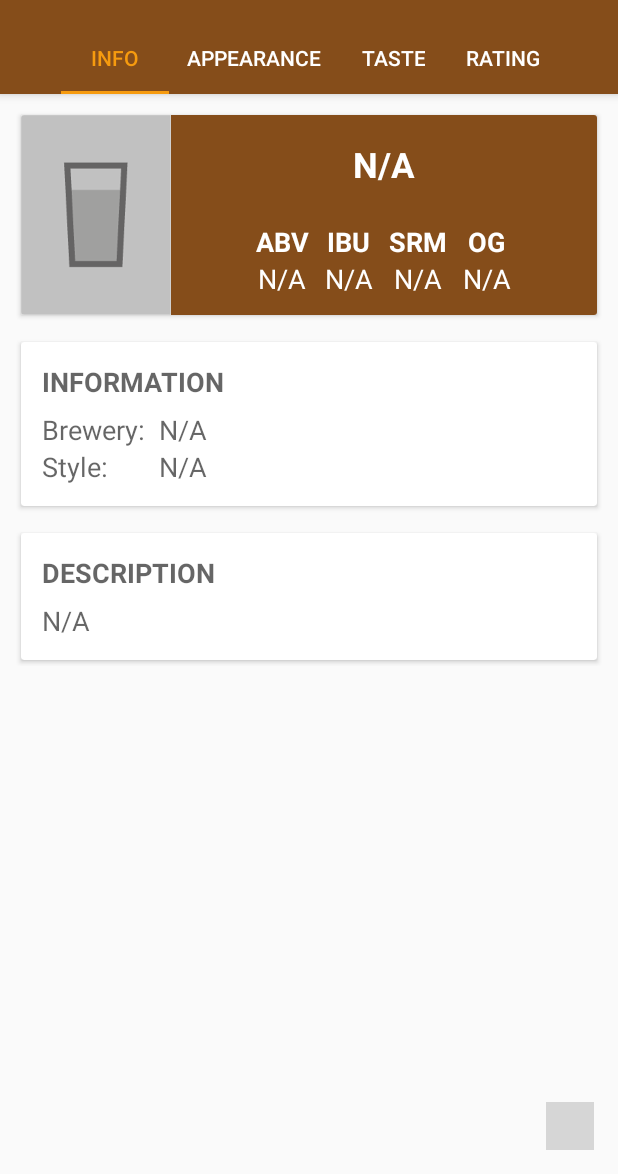
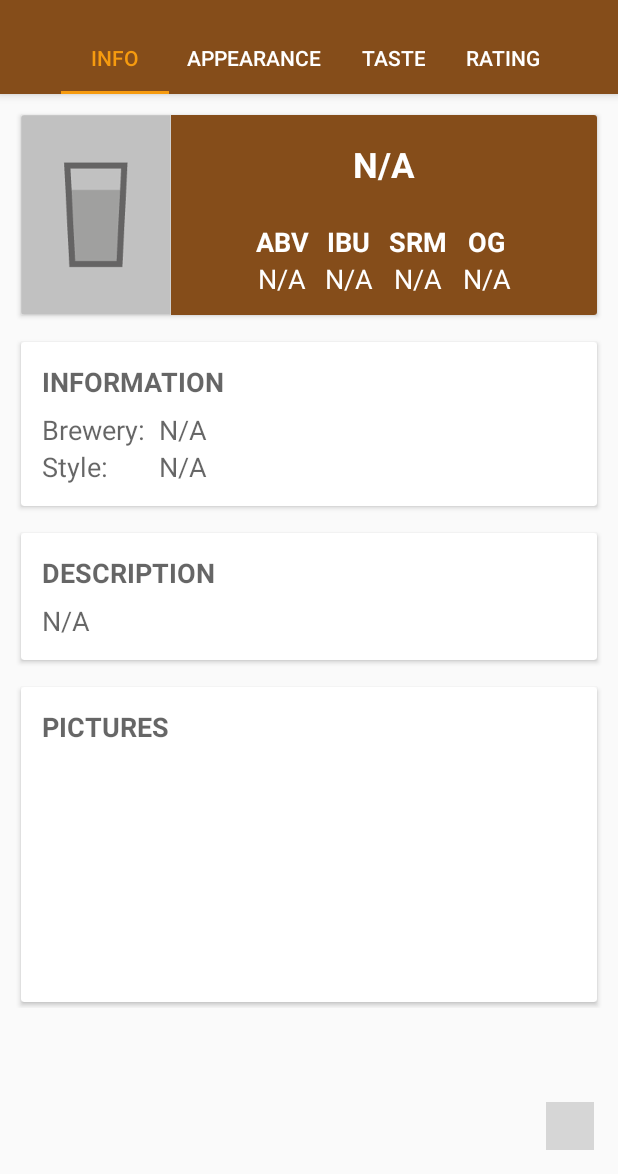
Before and after one commit to DieterHolvoet/beerguide, an Android app: the NewBeerActivity screen opened directly, with no data from a screen before it, on a phone screen of 412 x 824 dp, the part 62-1236 px from its top. Run offline under Robolectric (Android 15) with nearby library versions, the phone set to English and light mode, and no system bars; our stand-ins replace Picasso; libraries missing offline, so code that uses them is left out: com.activeandroid, com.activeandroid.annotation, com.activeandroid.query, com.getbase.floatingactionbutton; plain views replace FloatingActionsMenu; pictures from the network do not load; 15 statements that could not run were skipped; grey boxes are pictures that could not be loaded.

Commit message:
Camera photos are saved on the sd card, kept track of in the database, thumbnails are shown in the info fragment and pictures are opened in the default viewer on click on the thumbnail.

```diff
--- a/app/src/main/java/be/dieterholvoet/beerguide/fragments/NewBeerInfoFragment.java
+++ b/app/src/main/java/be/dieterholvoet/beerguide/fragments/NewBeerInfoFragment.java
@@ -3,10 +3,11 @@ package be.dieterholvoet.beerguide.fragments;
 import android.content.Context;
 import android.content.Intent;
 import android.content.pm.PackageManager;
+import android.graphics.Bitmap;
 import android.os.Bundle;
-import android.os.Environment;
-import android.provider.MediaStore;
 import android.support.v4.app.Fragment;
+import android.support.v7.widget.LinearLayoutManager;
+import android.support.v7.widget.RecyclerView;
 import android.util.Log;
 import android.view.LayoutInflater;
 import android.view.View;
@@ -15,21 +16,22 @@ import android.widget.ImageView;
 import android.widget.TextView;
 import android.widget.Toast;
 
+import com.activeandroid.query.Select;
 import com.getbase.floatingactionbutton.FloatingActionsMenu;
 import com.getbase.floatingactionbutton.FloatingActionButton;
 import com.squareup.otto.Subscribe;
 import com.squareup.picasso.Picasso;
 
-import java.io.File;
-import java.io.IOException;
-import java.text.SimpleDateFormat;
-import java.util.Date;
+import java.util.ArrayList;
+import java.util.List;
 
 import be.dieterholvoet.beerguide.NewBeerActivity;
 import be.dieterholvoet.beerguide.R;
+import be.dieterholvoet.beerguide.adapters.BeerPictureAdapter;
 import be.dieterholvoet.beerguide.bus.BeerLookupTaskEvent;
 import be.dieterholvoet.beerguide.bus.EndPointAvailableEvent;
 import be.dieterholvoet.beerguide.bus.EventBus;
+import be.dieterholvoet.beerguide.db.BeerDAO;
 import be.dieterholvoet.beerguide.helper.Helper;
 import be.dieterholvoet.beerguide.helper.ImageStore;
 import be.dieterholvoet.beerguide.model.Beer;
@@ -40,16 +42,16 @@ import be.dieterholvoet.beerguide.tasks.BeerLookupTask;
 /**
  * Created by Dieter on 26/12/2015.
  */
+
 public class NewBeerInfoFragment extends Fragment {
     NewBeerActivity activity;
     PackageManager pm;
     View view;
+    Beer beer;
 
     FloatingActionsMenu menuMultipleActions;
     FloatingActionButton cameraFAB;
     FloatingActionButton galleryFAB;
-
-    Beer beer;
 
     TextView name;
     TextView abv;
@@ -61,6 +63,7 @@ public class NewBeerInfoFragment extends Fragment {
     TextView description;
 
     ImageView img;
+    RecyclerView recycler;
 
     @Override
     public void onCreate(Bundle savedInstanceState) {
@@ -70,10 +73,10 @@ public class NewBeerInfoFragment extends Fragment {
 
     @Override
     public View onCreateView(LayoutInflater inflater, ViewGroup container, Bundle savedInstanceState) {
+        this.view = inflater.inflate(R.layout.fragment_new_beer_info, null);
         this.activity = (NewBeerActivity) getActivity();
         this.pm = getContext().getPackageManager();
         this.beer = activity.getBeer();
-        this.view = inflater.inflate(R.layout.fragment_new_beer_info, null);
 
         this.name = (TextView) view.findViewById(R.id.beer_info_name);
         this.abv = (TextView) view.findViewById(R.id.beer_info_abv_value);
@@ -87,6 +90,7 @@ public class NewBeerInfoFragment extends Fragment {
         this.img = (ImageView) view.findViewById(R.id.beer_info_img);
 
         initializeFAB();
+        initializeRecyclerView();
         loadText();
 
         switch(getResources().getConfiguration().orientation) {
@@ -99,7 +103,7 @@ public class NewBeerInfoFragment extends Fragment {
                 break;
         }
 
-        return view;
+        return this.view;
     }
 
     @Override
@@ -187,12 +191,11 @@ public class NewBeerInfoFragment extends Fragment {
             this.cameraFAB.setOnClickListener(new View.OnClickListener() {
                 @Override
                 public void onClick(View v) {
-                    Toast.makeText(getContext(), "Camera FAB", Toast.LENGTH_SHORT).show();
-
-                    if(Helper.isExternalStoragePresent()) {
-                        ImageStore image = new ImageStore(getActivity());
-                        image.dispatchTakePictureIntent();
-                        image.addToGallery();
+                    if (Helper.isExternalStoragePresent()) {
+                        ImageStore image = new ImageStore();
+                        beer.addPicture(image.dispatchTakePictureIntent(activity), getActivity());
+                        activity.setBeer(beer);
+                        image.addToGallery(activity);
 
                     } else {
                         Toast.makeText(getContext(), "External storage not available.", Toast.LENGTH_LONG).show();
@@ -218,6 +221,23 @@ public class NewBeerInfoFragment extends Fragment {
         this.menuMultipleActions.addButton(galleryFAB);
     }
 
+    private void initializeRecyclerView() {
+        this.recycler = (RecyclerView) view.findViewById(R.id.beer_info_photo_list);
+        List<ImageStore> pictures;
+
+        if(this.beer.exists()) {
+            pictures = this.beer.getPicturesFromDB();
+            Log.e("LOG", "Getting pictures from db, " + pictures.size() + " found.");
+
+        } else {
+            Log.e("LOG", "Beer not yet in database. Starting with empty picure list.");
+            pictures = new ArrayList<>();
+        }
+
+        this.recycler.setLayoutManager(new LinearLayoutManager(getContext(), LinearLayoutManager.HORIZONTAL, false));
+        this.recycler.setAdapter(new BeerPictureAdapter(pictures, getActivity()));
+    }
+
     @Subscribe
     public void onEndPointAvailableResult(EndPointAvailableEvent event) {
         if(event.isAvailable()) {
--- a/app/src/main/res/layout/fragment_new_beer_info.xml
+++ b/app/src/main/res/layout/fragment_new_beer_info.xml
@@ -304,6 +304,44 @@
                 </LinearLayout>
 
             </android.support.v7.widget.CardView>
+
+            <android.support.v7.widget.CardView xmlns:card_view="http://schemas.android.com/apk/res-auto"
+                xmlns:android="http://schemas.android.com/apk/res/android"
+                android:id="@+id/beer_info_photo_card"
+                android:layout_gravity="center"
+                android:layout_width="fill_parent"
+                android:layout_height="wrap_content"
+                android:layout_marginLeft="14dp"
+                android:layout_marginRight="14dp"
+                android:layout_marginBottom="4dp"
+                android:layout_marginTop="14dp">
+
+                <LinearLayout
+                    android:orientation="vertical"
+                    android:layout_width="match_parent"
+                    android:layout_height="wrap_content"
+                    android:padding="14dp">
+
+                    <TextView
+                        android:layout_width="match_parent"
+                        android:layout_height="wrap_content"
+                        android:textAppearance="?android:attr/textAppearanceMedium"
+                        android:text="@string/title_pictures"
+                        android:textAllCaps="true"
+                        android:id="@+id/beer_info_photo_label"
+                        android:layout_marginBottom="7dp"
+                        android:textStyle="bold" />
+
+                    <android.support.v7.widget.RecyclerView
+                        android:layout_width="match_parent"
+                        android:layout_height="150dp"
+                        android:id="@+id/beer_info_photo_list" >
+
+                    </android.support.v7.widget.RecyclerView>
+
+                </LinearLayout>
+
+            </android.support.v7.widget.CardView>
         </LinearLayout>
     </ScrollView>
 
--- a/app/src/main/res/values/strings.xml
+++ b/app/src/main/res/values/strings.xml
@@ -56,5 +56,6 @@
     <string name="beer_fullness">Fullness</string>
     <string name="beer_fullness_desc">How full is the taste of the beer?</string>
     <string name="beer_overall_rating">Overall rating</string>
+    <string name="title_pictures">Pictures</string>
 
 </resources>
```
Also changed, not shown: app/src/main/java/be/dieterholvoet/beerguide/NewBeerActivity.java (+40 -0 lines), app/src/main/java/be/dieterholvoet/beerguide/adapters/BeerPictureAdapter.java (added, +95 -0 lines), app/src/main/java/be/dieterholvoet/beerguide/db/BeerDAO.java (+21 -6 lines), app/src/main/java/be/dieterholvoet/beerguide/helper/ImageStore.java (+89 -20 lines), app/src/main/java/be/dieterholvoet/beerguide/model/Beer.java (+41 -0 lines), app/src/main/res/layout/item_picture.xml (added, +11 -0 lines), 1 other file.
